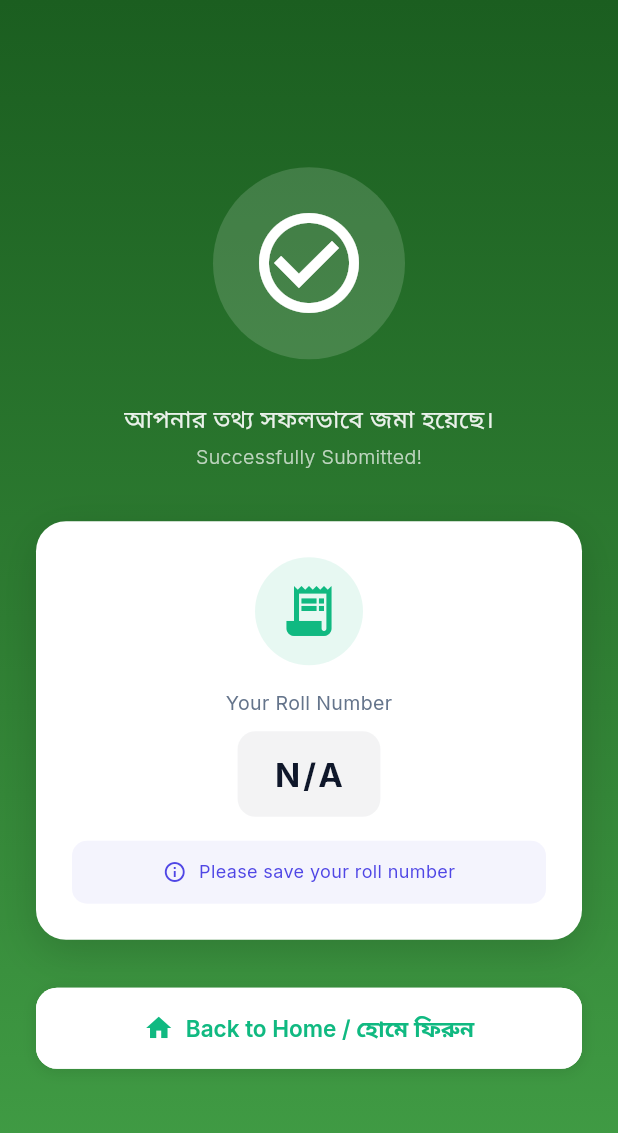
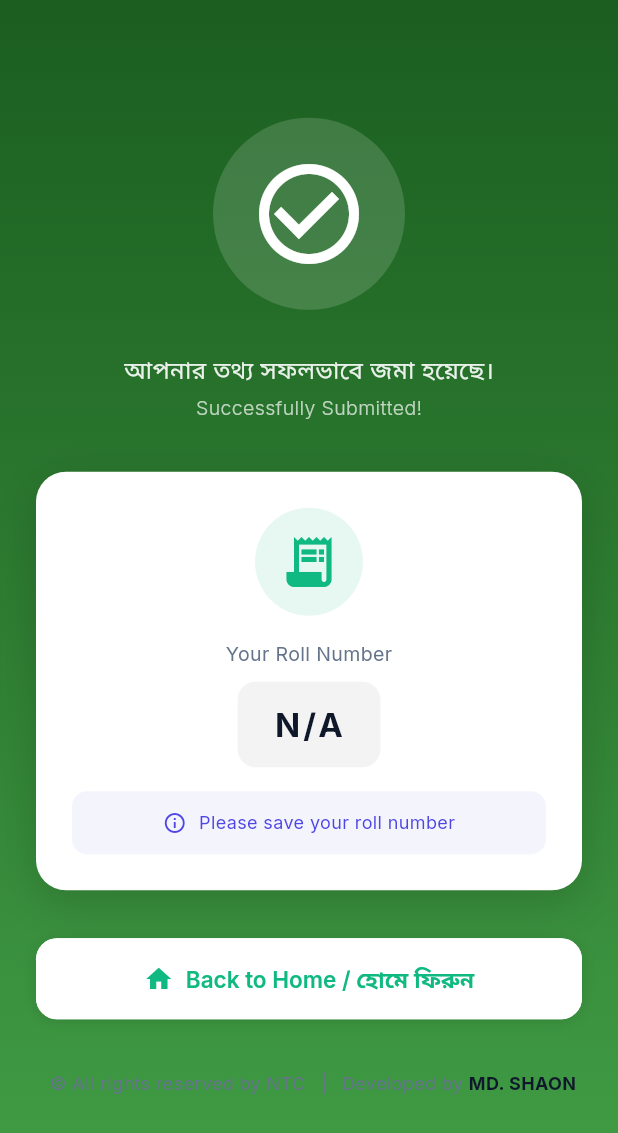
Before and after one commit to MuazRahman/ntc_admission_portal, a Flutter app: the SuccessPage screen opened by its route, on a phone screen of 412 x 824 dp. Shown: the top 1133 px of the screen. Run offline on Flutter 3.47's test engine with Material 3 defaults, Android fonts, the light colour scheme and no system bars; drawn by our look-alikes of flutter_animate; our stand-ins replace get, google_fonts, image_picker, shared_preferences; accounts and stored records are empty.

Commit message:
add footer credit widget to pages

```diff
--- a/lib/presentation/views/admission_flow_page.dart
+++ b/lib/presentation/views/admission_flow_page.dart
@@ -7,6 +7,7 @@ import '../controllers/admission_controller.dart';
 import 'widgets/progress_stepper.dart';
 import 'widgets/gradient_button.dart';
 import 'widgets/language_toggle.dart';
+import 'widgets/footer_credit.dart';
 import 'steps/step1_phone_verification.dart';
 // import 'steps/step2_parent_info.dart';
 import 'steps/step3_identity_doc.dart';
@@ -139,6 +140,7 @@ class AdmissionFlowPage extends StatelessWidget {
             }
             return _buildBottomNav(context, controller, isMobile);
           }),
+          const FooterCredit(),
         ],
       ),
     );
--- a/lib/presentation/views/landing_page.dart
+++ b/lib/presentation/views/landing_page.dart
@@ -6,6 +6,7 @@ import '../../../app/theme/app_colors.dart';
 import '../../../app/utils/responsive.dart';
 import '../../../app/routes/app_routes.dart';
 import '../controllers/admission_controller.dart';
+import 'widgets/footer_credit.dart';
 
 class LandingPage extends StatelessWidget {
   const LandingPage({super.key});
@@ -255,7 +256,9 @@ class LandingPage extends StatelessWidget {
                         ),
                       ).animate().fadeIn(delay: 600.ms).slideY(begin: 0.2),
 
-                      const SizedBox(height: 28),
+                      const SizedBox(height: 20),
+                      const FooterCredit(dark: true),
+                      const SizedBox(height: 8),
 
 
                     ],
--- a/lib/presentation/views/success_page.dart
+++ b/lib/presentation/views/success_page.dart
@@ -4,6 +4,7 @@ import 'package:flutter_animate/flutter_animate.dart';
 import '../../app/theme/app_colors.dart';
 import '../../app/utils/responsive.dart';
 import '../../app/routes/app_routes.dart';
+import 'widgets/footer_credit.dart';
 
 class SuccessPage extends StatelessWidget {
   const SuccessPage({super.key});
@@ -188,6 +189,8 @@ class SuccessPage extends StatelessWidget {
                       ),
                     ),
                   ).animate().fadeIn(delay: 600.ms),
+                  const SizedBox(height: 20),
+                  const FooterCredit(dark: true),
                 ],
               ),
             ),
--- /dev/null
+++ b/lib/presentation/views/widgets/footer_credit.dart
@@ -0,0 +1,57 @@
+import 'package:flutter/material.dart';
+import 'package:google_fonts/google_fonts.dart';
+
+/// Bottom credit strip shown on every page:
+/// copyright + all rights reserved + Developed by MD. SHAON.
+class FooterCredit extends StatelessWidget {
+  /// Use [dark] on gradient/colored backgrounds (white text),
+  /// default light style on white backgrounds (grey text).
+  final bool dark;
+
+  const FooterCredit({super.key, this.dark = false});
+
+  @override
+  Widget build(BuildContext context) {
+    final primary = const Color(0xFF64748B);
+    final secondary = dark
+        ? Colors.white.withValues(alpha: 0.75)
+        : const Color(0xFF64748B);
+    final strong = const Color(0xFF0F172A);
+    return Padding(
+      padding: const EdgeInsets.symmetric(vertical: 14),
+      child: Row(
+        mainAxisSize: MainAxisSize.min,
+        children: [
+          // Text(
+          //   '© 2026 NTC Student Information Portal',
+          //   textAlign: TextAlign.center,
+          //   style: GoogleFonts.inter(fontSize: 12, color: primary),
+          // ),
+          // const SizedBox(height: 2),
+          Text(
+            '© All rights reserved by NTC   |   ',
+            textAlign: TextAlign.center,
+            style: GoogleFonts.inter(fontSize: 12, color: primary),
+          ),
+          const SizedBox(height: 4),
+          Text.rich(
+            TextSpan(
+              style: GoogleFonts.inter(fontSize: 12, color: primary),
+              children: [
+                const TextSpan(text: ' Developed by '),
+                TextSpan(
+                  text: 'MD. SHAON',
+                  style: GoogleFonts.inter(
+                    fontWeight: FontWeight.w700,
+                    color: strong,
+                  ),
+                ),
+              ],
+            ),
+            textAlign: TextAlign.center,
+          ),
+        ],
+      ),
+    );
+  }
+}
```
